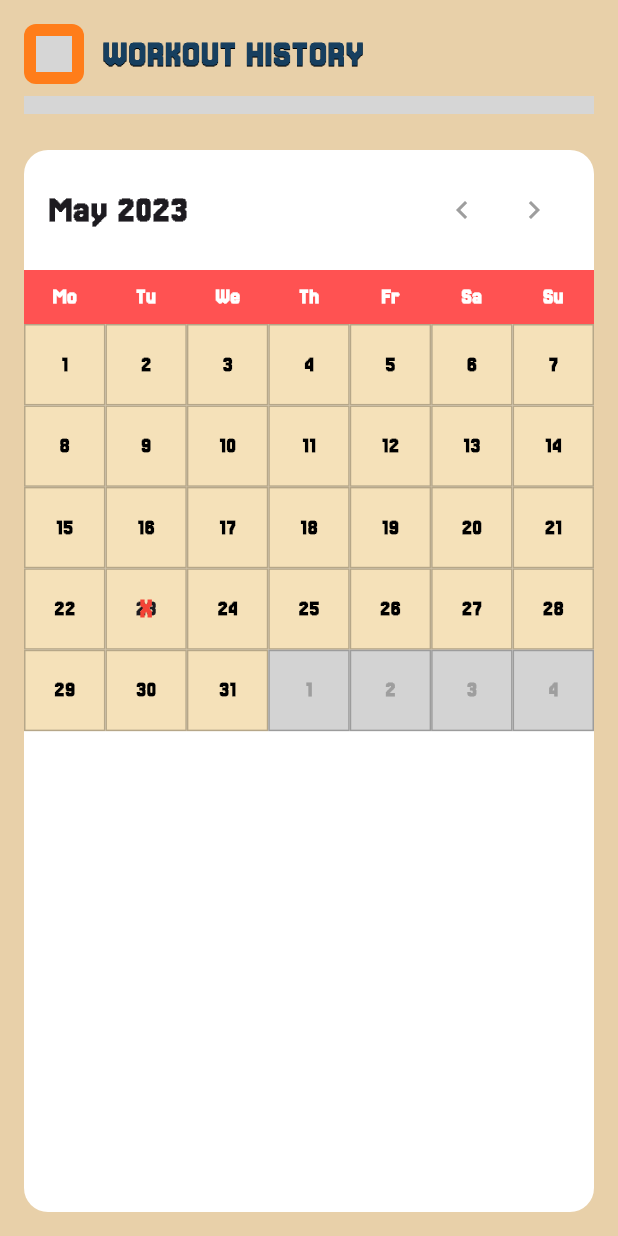
After one commit to EdbertEL/MobileApp_GymSaga, a Flutter app: the ProfilePage screen opened by its route, scrolled down 60 dp, after a tap on "Workout History", on a phone screen of 412 x 824 dp. The commit adds this screen. Run offline on Flutter 3.47's test engine with Material 3 defaults, Android fonts, the light colour scheme and no system bars; our stand-ins replace loading_indicator; grey boxes are pictures that could not be loaded.

Commit message:
workout history

```diff
--- a/gymsaga/lib/profile.dart
+++ b/gymsaga/lib/profile.dart
@@ -1,5 +1,6 @@
 import 'package:flutter/material.dart';
 import 'navbar.dart';
+import 'workout_history.dart';
 
 class ProfilePage extends StatelessWidget {
   const ProfilePage({super.key});
@@ -147,8 +148,18 @@ class ProfilePage extends StatelessWidget {
                   const SizedBox(height: 20),
                   const ProfileButton(
                       label: 'My Weight', icon: Icons.monitor_weight),
-                  const ProfileButton(
-                      label: 'Workout History', icon: Icons.fitness_center),
+                  ProfileButton(
+                    label: 'Workout History',
+                    icon: Icons.fitness_center,
+                    onTap: () {
+                      Navigator.push(
+                        context,
+                        MaterialPageRoute(
+                          builder: (context) => const WorkoutHistoryPage(),
+                        ),
+                      );
+                    },
+                  ),
                   const ProfileButton(
                       label: 'Statistics', icon: Icons.show_chart),
                   const ProfileButton(
@@ -212,12 +223,20 @@ class ProfileStat extends StatelessWidget {
 class ProfileButton extends StatelessWidget {
   final String label;
   final IconData icon;
+  final VoidCallback? onTap;
 
-  const ProfileButton({super.key, required this.label, required this.icon});
+  const ProfileButton({
+    super.key,
+    required this.label,
+    required this.icon,
+    this.onTap,
+  });
 
   @override
   Widget build(BuildContext context) {
-    return Center(
+    return GestureDetector(
+      onTap: onTap,
+      child: Center(
         child: Container(
           width: 300,
           height: 100,
@@ -252,6 +271,7 @@ class ProfileButton extends StatelessWidget {
             ],
           ),
         ),
+      ),
     );
   }
 }
--- /dev/null
+++ b/gymsaga/lib/workout_history.dart
@@ -0,0 +1,427 @@
+import 'package:flutter/material.dart';
+
+class WorkoutHistoryPage extends StatefulWidget {
+  const WorkoutHistoryPage({super.key});
+
+  @override
+  State<WorkoutHistoryPage> createState() => _WorkoutHistoryPageState();
+}
+
+class _WorkoutHistoryPageState extends State<WorkoutHistoryPage> {
+  String currentMonth = 'May 2023';
+
+  @override
+  Widget build(BuildContext context) {
+    return Scaffold(
+      backgroundColor: const Color(0xFFE8D0A9),
+      body: SafeArea(
+        child: Column(
+          children: [
+            // Title area with back button
+            Padding(
+              padding: const EdgeInsets.only(top: 16.0, left: 16.0, right: 16.0),
+              child: Row(
+                children: [
+                  Container(
+                    width: 40,
+                    height: 40,
+                    decoration: BoxDecoration(
+                      color: const Color(0xFFFF7D1A),
+                      borderRadius: BorderRadius.circular(8),
+                    ),
+                    child: Padding(
+                      padding: const EdgeInsets.all(8.0),
+                      child: Image.asset(
+                        'assets/back_button.png',
+                        width: 24,
+                        height: 24,
+                      ),
+                    ),
+                  ),
+                  const SizedBox(width: 12),
+                  const Expanded(
+                    child: Text(
+                      'WORKOUT HISTORY',
+                      style: TextStyle(
+                        fontSize: 24,
+                        fontFamily: 'Jersey25',
+                        fontWeight: FontWeight.bold,
+                        color: Color(0xFF173F5F),
+                        shadows: [
+                          Shadow(
+                            offset: Offset(0, 1),
+                            blurRadius: 0,
+                            color: Colors.black,
+                          ),
+                        ],
+                      ),
+                    ),
+                  ),
+                ],
+              ),
+            ),
+
+            // Progress bar
+            Padding(
+              padding: const EdgeInsets.symmetric(horizontal: 16.0, vertical: 8.0),
+              child: Image.asset(
+                'assets/garis.png',
+                width: double.infinity,
+                height: 12,
+              ),
+            ),
+
+            // Calendar container
+            Expanded(
+              child: Padding(
+                padding: const EdgeInsets.all(16.0),
+                child: Container(
+                  decoration: BoxDecoration(
+                    color: Colors.white,
+                    borderRadius: BorderRadius.circular(16),
+                  ),
+                  child: Column(
+                    crossAxisAlignment: CrossAxisAlignment.stretch,
+                    children: [
+                      // Month title with navigation
+                      Padding(
+                        padding: const EdgeInsets.all(16.0),
+                        child: Row(
+                          mainAxisAlignment: MainAxisAlignment.spaceBetween,
+                          children: [
+                            Text(
+                              currentMonth,
+                              style: const TextStyle(
+                                fontSize: 24,
+                                fontWeight: FontWeight.bold,
+                              ),
+                            ),
+                            Row(
+                              children: [
+                                IconButton(
+                                  icon: const Icon(Icons.chevron_left),
+                                  onPressed: () {
+                                    // Handle previous month
+                                  },
+                                  color: Colors.grey,
+                                ),
+                                IconButton(
+                                  icon: const Icon(Icons.chevron_right),
+                                  onPressed: () {
+                                    // Handle next month
+                                  },
+                                  color: Colors.grey,
+                                ),
+                              ],
+                            ),
+                          ],
+                        ),
+                      ),
+
+                      // Calendar header
+                      Container(
+                        color: const Color(0xFFFF5252),
+                        padding: const EdgeInsets.symmetric(vertical: 8.0),
+                        child: const Row(
+                          children: [
+                            Expanded(
+                              child: Text(
+                                'Mo',
+                                textAlign: TextAlign.center,
+                                style: TextStyle(
+                                  color: Colors.white,
+                                  fontWeight: FontWeight.bold,
+                                ),
+                              ),
+                            ),
+                            Expanded(
+                              child: Text(
+                                'Tu',
+                                textAlign: TextAlign.center,
+                                style: TextStyle(
+                                  color: Colors.white,
+                                  fontWeight: FontWeight.bold,
+                                ),
+                              ),
+                            ),
+                            Expanded(
+                              child: Text(
+                                'We',
+                                textAlign: TextAlign.center,
+                                style: TextStyle(
+                                  color: Colors.white,
+                                  fontWeight: FontWeight.bold,
+                                ),
+                              ),
+                            ),
+                            Expanded(
+                              child: Text(
+                                'Th',
+                                textAlign: TextAlign.center,
+                                style: TextStyle(
+                                  color: Colors.white,
+                                  fontWeight: FontWeight.bold,
+                                ),
+                              ),
+                            ),
+                            Expanded(
+                              child: Text(
+                                'Fr',
+                                textAlign: TextAlign.center,
+                                style: TextStyle(
+                                  color: Colors.white,
+                                  fontWeight: FontWeight.bold,
+                                ),
+                              ),
+                            ),
+                            Expanded(
+                              child: Text(
+                                'Sa',
+                                textAlign: TextAlign.center,
+                                style: TextStyle(
+                                  color: Colors.white,
+                                  fontWeight: FontWeight.bold,
+                                ),
+                              ),
+                            ),
+                            Expanded(
+                              child: Text(
+                                'Su',
+                                textAlign: TextAlign.center,
+                                style: TextStyle(
+                                  color: Colors.white,
+                                  fontWeight: FontWeight.bold,
+                                ),
+                              ),
+                            ),
+                          ],
+                        ),
+                      ),
+
+                      // Calendar grid
+                      Expanded(
+                        child: GridView.builder(
+                          padding: EdgeInsets.zero,
+                          gridDelegate: const SliverGridDelegateWithFixedCrossAxisCount(
+                            crossAxisCount: 7,
+                            childAspectRatio: 1.0,
+                          ),
+                          itemCount: 35, // 5 weeks * 7 days
+                          itemBuilder: (context, index) {
+                            // Get day number and adjust for May 2023 (Monday as first day)
+                            int day = index + 1;
+                            bool isCurrentMonth = day <= 31;
+                            bool isMarked = day == 23; // The day marked with X in the image
+
+                            // For next month days (in gray)
+                            String displayDay = isCurrentMonth ? day.toString() : (day - 31).toString();
+
+                            return GestureDetector(
+                              onTap: () {
+                                if (isMarked) {
+                                  _showWorkoutDetails(context);
+                                }
+                              },
+                              child: Container(
+                                decoration: BoxDecoration(
+                                  border: Border.all(color: Colors.black26),
+                                  color: isCurrentMonth ? const Color(0xFFF5E1B9) : const Color(0xFFD3D3D3),
+                                ),
+                                child: Center(
+                                  child: isMarked
+                                      ? Stack(
+                                          alignment: Alignment.center,
+                                          children: [
+                                            Text(
+                                              displayDay,
+                                              style: const TextStyle(
+                                                fontWeight: FontWeight.bold,
+                                              ),
+                                            ),
+                                            const Text(
+                                              'X',
+                                              style: TextStyle(
+                                                color: Colors.red,
+                                                fontWeight: FontWeight.bold,
+                                                fontSize: 18,
+                                              ),
+                                            ),
+                                          ],
+                                        )
+                                      : Text(
+                                          displayDay,
+                                          style: TextStyle(
+                                            color: isCurrentMonth ? Colors.black : Colors.grey,
+                                            fontWeight: FontWeight.bold,
+                                          ),
+                                        ),
+                                ),
+                              ),
+                            );
+                          },
+                        ),
+                      ),
+                    ],
+                  ),
+                ),
+              ),
+            ),
+          ],
+        ),
+      ),
+    );
+  }
+
+  void _showWorkoutDetails(BuildContext context) {
+    showDialog(
+      context: context,
+      builder: (BuildContext context) {
+        return Dialog(
+          backgroundColor: Colors.transparent,
+          insetPadding: EdgeInsets.zero,
+          child: Column(
+            mainAxisSize: MainAxisSize.min,
+            children: [
+              Container(
+                width: MediaQuery.of(context).size.width * 0.9,
+                decoration: BoxDecoration(
+                  color: const Color(0xFFFF9F45),
+                  border: Border.all(color: Colors.deepOrange, width: 2),
+                  borderRadius: BorderRadius.circular(8),
+                ),
+                padding: const EdgeInsets.all(12.0),
+                margin: const EdgeInsets.only(bottom: 8.0),
+                child: Column(
+                  crossAxisAlignment: CrossAxisAlignment.start,
+                  children: [
+                    const Text(
+                      'Leg Day',
+                      style: TextStyle(
+                        fontFamily: 'Jersey25',
+                        fontSize: 20,
+                        fontWeight: FontWeight.bold,
+                      ),
+                    ),
+                    const Text(
+                      'Exercises:',
+                      style: TextStyle(
+                        fontSize: 16,
+                        fontWeight: FontWeight.bold,
+                      ),
+                    ),
+                    const SizedBox(height: 8),
+                    const WorkoutExerciseItem(
+                      name: 'Pushups',
+                      sets: 3,
+                      reps: 12,
+                      activeTime: 'none',
+                      restTime: '02:00',
+                    ),
+                    const SizedBox(height: 8),
+                    const WorkoutExerciseItem(
+                      name: 'Pike Pushups',
+                      sets: 3,
+                      reps: 12,
+                      activeTime: 'none',
+                      restTime: '02:00',
+                    ),
+                    const SizedBox(height: 8),
+                    const WorkoutExerciseItem(
+                      name: 'Dips',
+                      sets: 2,
+                      reps: 12,
+                      activeTime: 'none',
+                      restTime: '02:00',
+                    ),
+                  ],
+                ),
+              ),
+              Container(
+                width: MediaQuery.of(context).size.width * 0.9,
+                decoration: BoxDecoration(
+                  color: const Color(0xFFFF9F45),
+                  border: Border.all(color: Colors.deepOrange, width: 2),
+                  borderRadius: BorderRadius.circular(8),
+                ),
+                padding: const EdgeInsets.all(12.0),
+                child: Column(
+                  crossAxisAlignment: CrossAxisAlignment.start,
+                  children: [
+                    const Text(
+                      'Monday workout (Custom)',
+                      style: TextStyle(
+                        fontFamily: 'Jersey25',
+                        fontSize: 20,
+                        fontWeight: FontWeight.bold,
+                      ),
+                    ),
+                    const Text(
+                      'Exercises:',
+                      style: TextStyle(
+                        fontSize: 16,
+                        fontWeight: FontWeight.bold,
+                      ),
+                    ),
+                    const SizedBox(height: 8),
+                    const WorkoutExerciseItem(
+                      name: 'Plank',
+                      sets: 5,
+                      reps: 0,
+                      activeTime: '00:20',
+                      restTime: '02:00',
+                    ),
+                  ],
+                ),
+              ),
+            ],
+          ),
+        );
+      },
+    );
+  }
+}
+
+class WorkoutExerciseItem extends StatelessWidget {
+  final String name;
+  final int sets;
+  final int reps;
+  final String activeTime;
+  final String restTime;
+
+  const WorkoutExerciseItem({
+    super.key,
+    required this.name,
+    required this.sets,
+    required this.reps,
+    required this.activeTime,
+    required this.restTime,
+  });
+
+  @override
+  Widget build(BuildContext context) {
+    return Column(
+      crossAxisAlignment: CrossAxisAlignment.start,
+      children: [
+        Text(
+          name,
+          style: const TextStyle(
+            fontSize: 16,
+            color: Colors.grey,
+          ),
+        ),
+        Row(
+          children: [
+            Text(
+              'Sets $sets | Reps $reps',
+              style: const TextStyle(fontSize: 14),
+            ),
+          ],
+        ),
+        Text(
+          'Active Time $activeTime | Rest Time $restTime',
+          style: const TextStyle(fontSize: 14),
+        ),
+      ],
+    );
+  }
+}
```
Also changed, not shown: gymsaga/assets/widgets/background/garis.png.png (added), gymsaga/assets/widgets/buttons/back_button.png (added), gymsaga/assets/widgets/icons/x_wh.png (added). Lines whose indentation alone changed are shown as unchanged.
